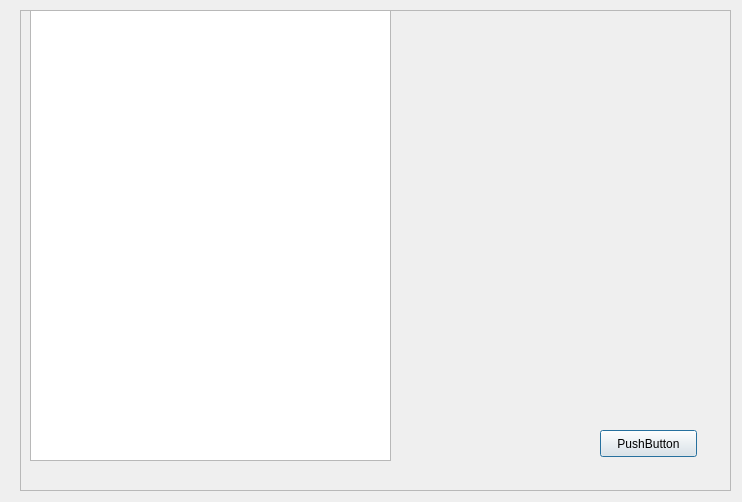
First picture: the form in TestFolder/TestUI.ui, repository TobiasTiedtke/Projekt_dsd_gui, before the edit.
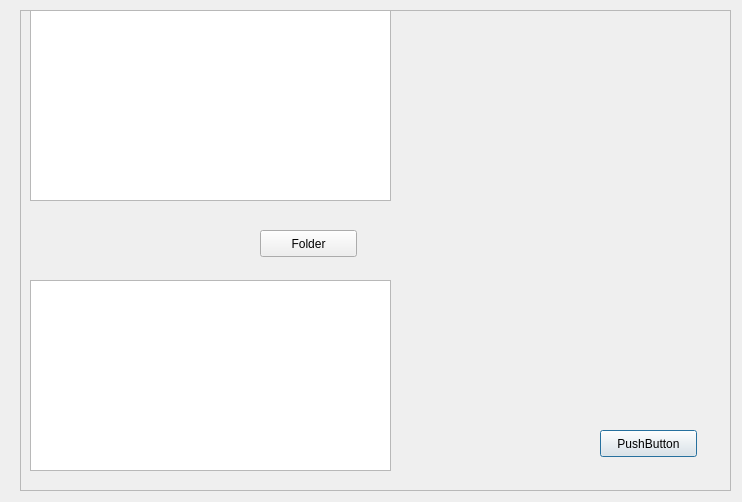
Second picture: the form after the edit.

Commit message: Changed code to find folders actions and decisions

The edit to the form file:
```diff
--- a/TestFolder/TestUI.ui
+++ b/TestFolder/TestUI.ui
@@ -47,10 +47,33 @@
       <x>10</x>
       <y>0</y>
       <width>361</width>
-      <height>451</height>
+      <height>191</height>
      </rect>
     </property>
    </widget>
+   <widget class="QListWidget" name="ActionList">
+    <property name="geometry">
+     <rect>
+      <x>10</x>
+      <y>270</y>
+      <width>361</width>
+      <height>191</height>
+     </rect>
+    </property>
+   </widget>
+   <widget class="QPushButton" name="FolderButton">
+    <property name="geometry">
+     <rect>
+      <x>240</x>
+      <y>220</y>
+      <width>97</width>
+      <height>27</height>
+     </rect>
+    </property>
+    <property name="text">
+     <string>Folder</string>
+    </property>
+   </widget>
   </widget>
  </widget>
  <resources/>
```
Left out of the diff: 2 changed lines with no effect on the pictures. The commit also changes 1 other file.
